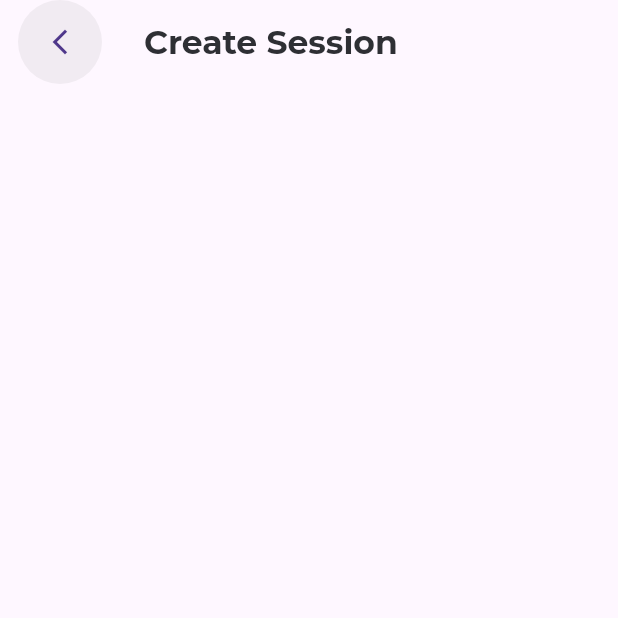
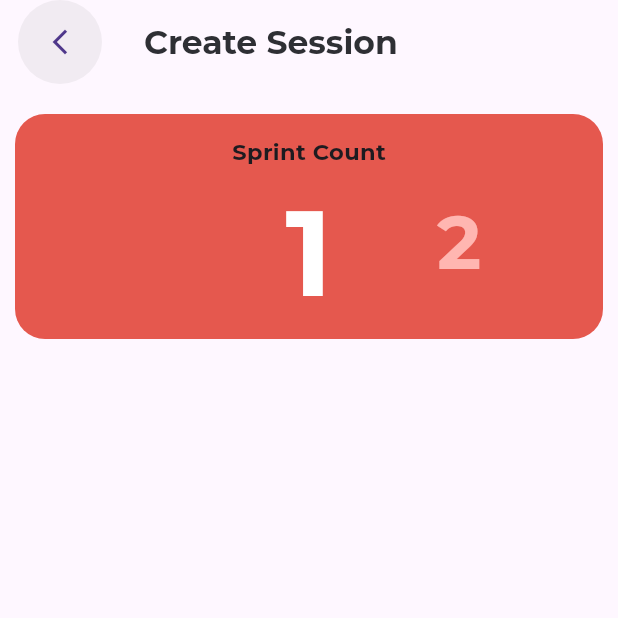
Before and after one commit to pugazhmukilan/25Min-Promodoro-FlutterApp, a Flutter app: the Createsessionpage screen opened directly, on a phone screen of 412 x 824 dp, the top half of it. Run offline on Flutter 3.47's test engine with Material 3 defaults, Android fonts, the phone set to English and light mode, and no system bars; drawn by our look-alikes of numberpicker; our stand-ins replace bloc, fl_chart, flutter_bloc, hive_flutter, shared_preferences; accounts and stored records are empty; project files that could hold a hidden picture were left out.

Commit message:
create session

```diff
--- a/lib/Screens/CreateSession/CreateSessionPage.dart
+++ b/lib/Screens/CreateSession/CreateSessionPage.dart
@@ -1,5 +1,7 @@
 import "package:flutter/material.dart";
+import "package:promodoro/Constants.dart";
 import "../../ColorPallets.dart";
+import 'package:numberpicker/numberpicker.dart';
 class Createsessionpage extends StatefulWidget {
   const Createsessionpage({super.key});
 
@@ -8,7 +10,7 @@ class Createsessionpage extends StatefulWidget {
 }
 
 class _CreatesessionpageState extends State<Createsessionpage> {
-
+  var sprintcount = 1;
   @override
   Widget build(BuildContext context) {
     final isDarkTheme = Theme.of(context).brightness == Brightness.dark;
@@ -25,7 +27,54 @@ class _CreatesessionpageState extends State<Createsessionpage> {
     ),
 
     title: Text("Create Session",style:TextStyle(fontFamily: "Montserrat",fontWeight: FontWeight.w700,color:isDarkTheme? AppColors.blackLight:AppColors.blackDark)),
+      ),
+
+
+      body:Column(
+        mainAxisAlignment: MainAxisAlignment.start,
+        crossAxisAlignment: CrossAxisAlignment.center,
+
+        children: [
+          SizedBox(height: 15,),
+          Container(
+            margin: EdgeInsets.symmetric(vertical: 5,horizontal: 10),
+            width: double.infinity,
+            height: 150,
+            decoration: BoxDecoration(color:AppColors.orangeDark,
+                                  borderRadius: BorderRadius.circular(GlobalBorderRadius)),
+            child: Column(
+              mainAxisAlignment: MainAxisAlignment.center,
+              crossAxisAlignment: CrossAxisAlignment.center,
+              children: [
+
+                Text("Sprint Count",style: TextStyle(fontFamily: "Montserrat",fontWeight: FontWeight.w700,fontSize: 15)),
+                NumberPicker(
+                    value: sprintcount,
+                    minValue: 1,
+                    maxValue: 9,
+                    axis: Axis.horizontal,
+                    itemHeight: 100,
+
+                    selectedTextStyle: TextStyle(
+                      fontFamily: "Montserrat",
+                      color: AppColors.white1,
+                      fontSize: 80
+                      ,
+                      fontWeight: FontWeight.bold,
+                    ),
+                    textStyle: TextStyle(
+                      fontFamily: "Montserrat",
+                      color: AppColors.orangeLight,
+                      fontWeight: FontWeight.w700,
+                      fontSize: 50,
+                    ),
+                    onChanged: (value) => setState(() => sprintcount = value),
+                  ),
+              ],
+            ),
+          )
+        ],
       )
-    );
+     );
   }
 }
--- a/lib/Screens/Homepage/HomePage.dart
+++ b/lib/Screens/Homepage/HomePage.dart
@@ -166,7 +166,7 @@ class _HomepageState extends State<Homepage> {
                     children: [
                       IconButton(onPressed: (){}, icon: Icon(Icons.add),iconSize: 50,),
                       Text("Add/View\nTask",textAlign: TextAlign.center ,style:TextStyle(fontFamily: "Montserrat",fontWeight: FontWeight.w700,
-                                                                                fontSize: 16,color:isDarkTheme? AppColors.white1: AppColors.blackLight)),
+                                                                                  fontSize: 16,color:isDarkTheme? AppColors.white1: AppColors.blackLight)),
                     ],
                   ),
                 ),
@@ -194,10 +194,6 @@ class _HomepageState extends State<Homepage> {
                     ),
                   ),
                 ),
-
-
-
-
 
               ],
             ),
--- a/pubspec.yaml
+++ b/pubspec.yaml
@@ -17,6 +17,8 @@ dependencies:
   flutter_bloc:
   shared_preferences: ^2.5.3
   fl_chart: ^0.70.2
+  number_selector: ^1.0.7
+  numberpicker: ^2.1.2
 
 
 dev_dependencies:
```
Also changed, not shown: pubspec.lock.
